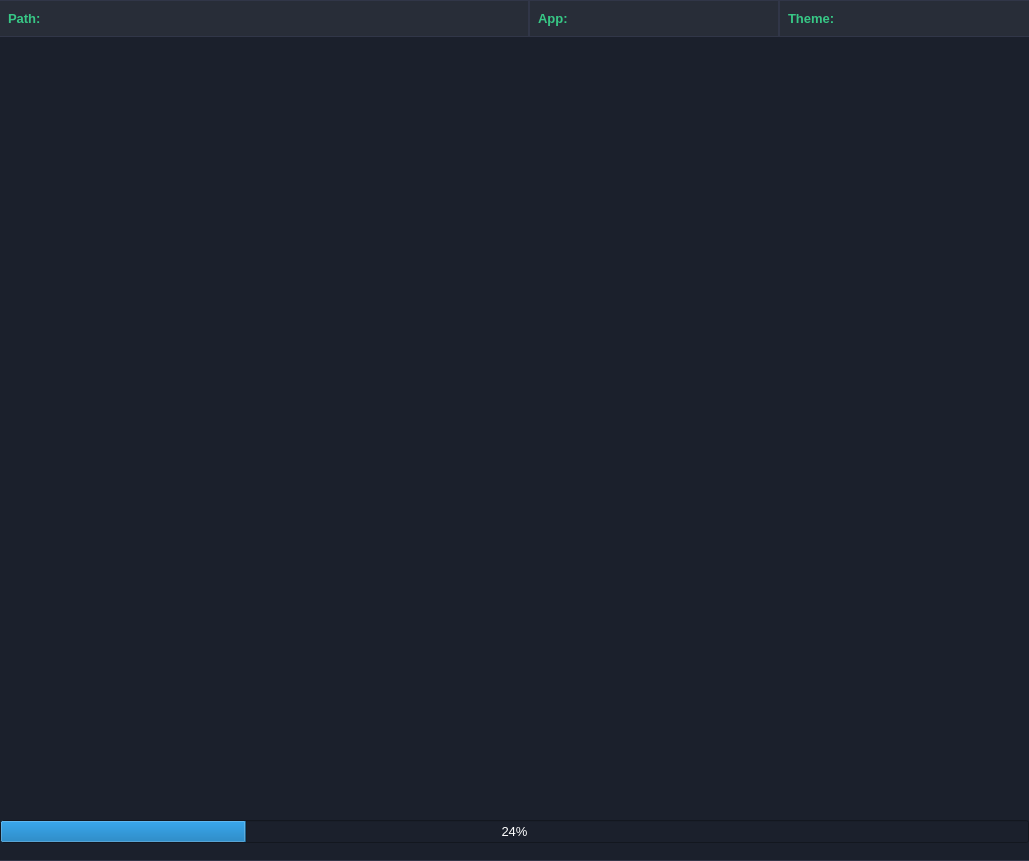
Before: the Qt Designer form builder/uis/app_builder_center.ui in ufopilot/QT-App-Builder, drawn with Qt 5.
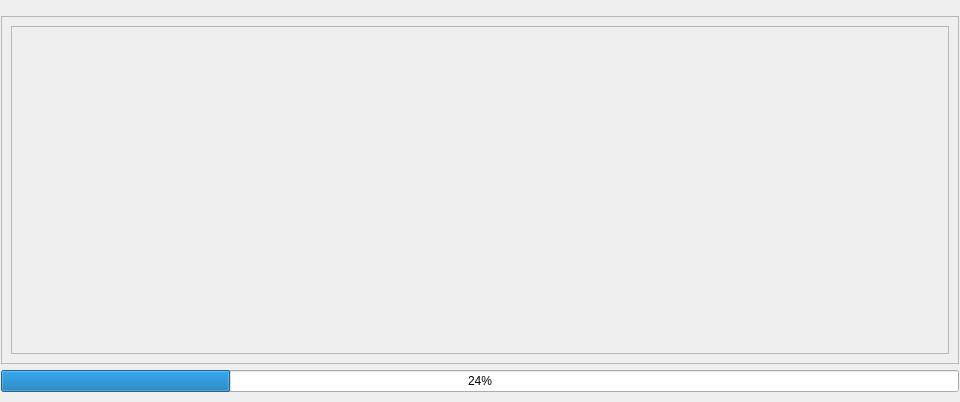
After: the same form once the commit is applied.

Diff of the .ui file:
```diff
--- a/builder/uis/app_builder_center.ui
+++ b/builder/uis/app_builder_center.ui
@@ -1,86 +1,33 @@
 <?xml version="1.0" encoding="UTF-8"?>
 <ui version="4.0">
- <class>MainWindow</class>
- <widget class="QMainWindow" name="MainWindow">
+ <class>BuilderCenter</class>
+ <widget class="QWidget" name="BuilderCenter">
   <property name="geometry">
    <rect>
     <x>0</x>
     <y>0</y>
-    <width>1029</width>
-    <height>861</height>
+    <width>960</width>
+    <height>402</height>
    </rect>
   </property>
   <property name="windowTitle">
-   <string>MainWindow</string>
-  </property>
-  <widget class="QWidget" name="centralwidget">
-   <property name="styleSheet">
-    <string notr="true">*{
-	background: #1b202c;
-	color: #fff;
-	font-size: 16px;
-}
-
-#centralwidget{
-	border-bottom: 1px solid  rgb(49, 54, 72);
-}
-
-QFrame{ 
-    border: 0px solid;
-}
-
-QWidget{
-	color:#fff;
-    font-size: 13px;
-}
-
-#header_frame QLabel{
-	border: 1px solid rgb(49, 54, 72);
-	background: #282d38;
-}
-
-QLabel#apps_path{
-	border-left: none;
-}
-
-QLabel#selected_theme{
-	border-right: none;
-}
-
-QLabel#apps_app{
-	border-left: none;
-	border-right: none;
-}
-QLabel{
-	font-weight: bold;
-	color: #37c886;
-	min-height: 35px;
-	padding-left: 5px;
-}
-
-QPushButton:hover{
-	border: 2px solid cyan;
-	border-radius: 10px;
-}
-
-QPushButton[type=&quot;btn_app_mini&quot;]:hover{
-	background: #282d38;
-}
-
-</string>
+   <string>Form</string>
    </property>
    <layout class="QVBoxLayout" name="verticalLayout">
     <property name="spacing">
      <number>0</number>
     </property>
     <property name="leftMargin">
-     <number>0</number>
+    <number>1</number>
     </property>
     <property name="topMargin">
-     <number>0</number>
+    <number>1</number>
     </property>
     <property name="rightMargin">
-     <number>0</number>
+    <number>1</number>
+   </property>
+   <property name="bottomMargin">
+    <number>1</number>
     </property>
     <item>
      <widget class="QWidget" name="widget" native="true">
@@ -89,74 +36,11 @@
         <number>0</number>
        </property>
        <property name="topMargin">
-        <number>0</number>
+       <number>15</number>
        </property>
        <property name="rightMargin">
         <number>0</number>
        </property>
-       <item>
-        <widget class="QFrame" name="header_frame">
-         <property name="minimumSize">
-          <size>
-           <width>0</width>
-           <height>0</height>
-          </size>
-         </property>
-         <property name="frameShape">
-          <enum>QFrame::StyledPanel</enum>
-         </property>
-         <property name="frameShadow">
-          <enum>QFrame::Raised</enum>
-         </property>
-         <layout class="QHBoxLayout" name="horizontalLayout">
-          <property name="spacing">
-           <number>0</number>
-          </property>
-          <property name="leftMargin">
-           <number>0</number>
-          </property>
-          <property name="topMargin">
-           <number>0</number>
-          </property>
-          <property name="rightMargin">
-           <number>0</number>
-          </property>
-          <item>
-           <widget class="QLabel" name="apps_path">
-            <property name="text">
-             <string>Path: </string>
-            </property>
-           </widget>
-          </item>
-          <item>
-           <widget class="QLabel" name="selected_app">
-            <property name="maximumSize">
-             <size>
-              <width>250</width>
-              <height>16777215</height>
-             </size>
-            </property>
-            <property name="text">
-             <string>App: </string>
-            </property>
-           </widget>
-          </item>
-          <item>
-           <widget class="QLabel" name="selected_theme">
-            <property name="maximumSize">
-             <size>
-              <width>250</width>
-              <height>16777215</height>
-             </size>
-            </property>
-            <property name="text">
-             <string>Theme:</string>
-            </property>
-           </widget>
-          </item>
-         </layout>
-        </widget>
-       </item>
        <item>
         <widget class="QFrame" name="createdApps">
          <property name="frameShape">
@@ -182,8 +66,8 @@
               <rect>
                <x>0</x>
                <y>0</y>
-               <width>1011</width>
-               <height>743</height>
+              <width>936</width>
+              <height>327</height>
               </rect>
              </property>
              <layout class="QGridLayout" name="gridLayout">
@@ -238,7 +122,6 @@
      </widget>
     </item>
    </layout>
-  </widget>
  </widget>
  <resources/>
  <connections/>
```
Left out of the diff: 2 changed lines with no effect on the pictures. Lines whose indentation alone changed are shown as unchanged.
